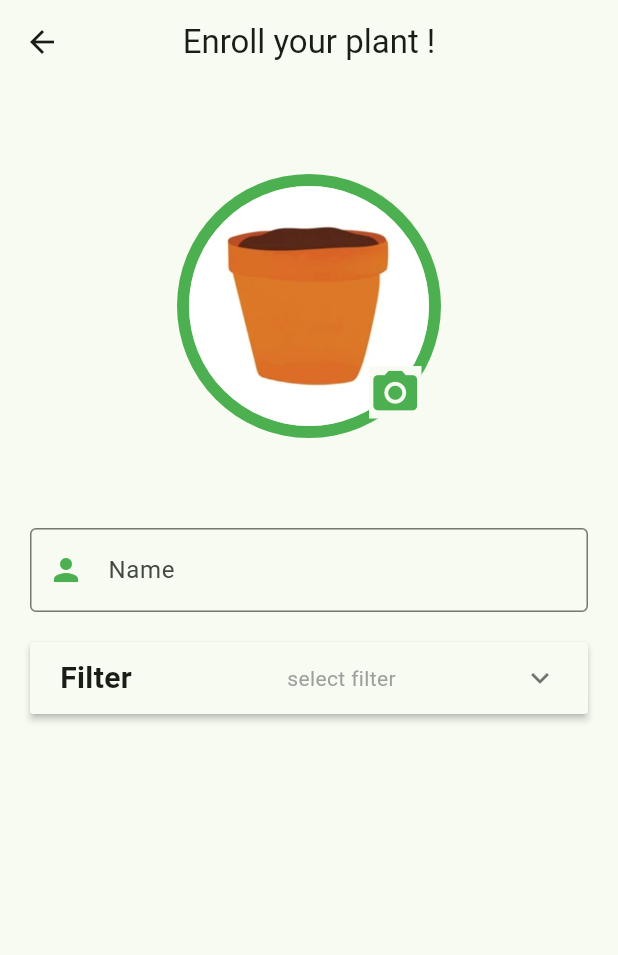
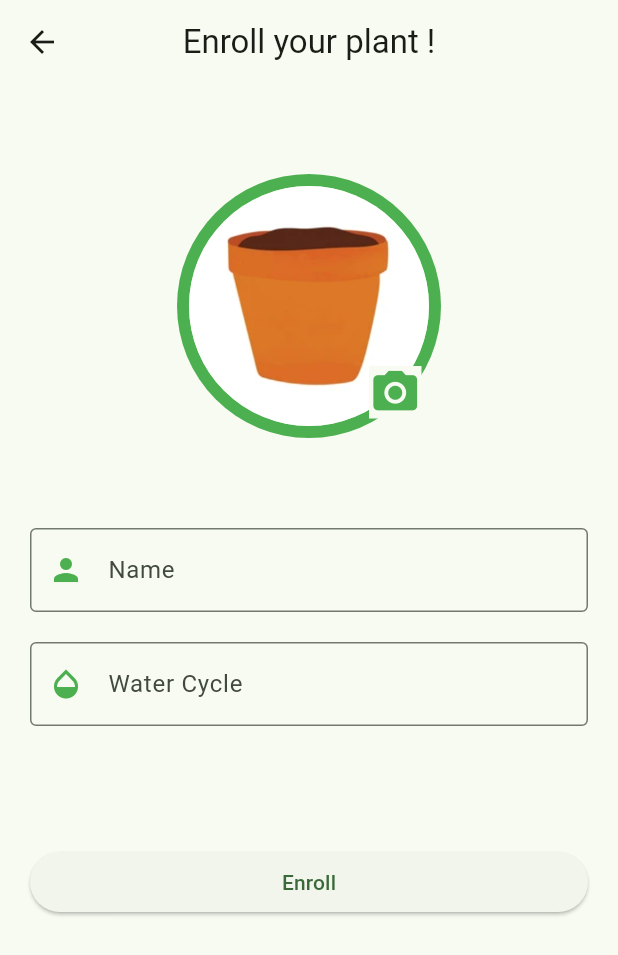
Before and after one commit to Jamie-JEP/waterMe, a Flutter app: the Enroll screen opened directly, on a phone screen of 412 x 824 dp. Shown: the top 955 px of the screen. Run offline on Flutter 3.47's test engine with Material 2 defaults, Android fonts, the phone set to English and light mode, and no system bars; our stand-ins replace cloud_firestore, email_validator, firebase_auth, firebase_core, getwidget, image_picker and 1 more; accounts and stored records are empty.

Commit message:
edit each page and added variable(name,waterCycle)

```diff
--- a/mdc_100_series/lib/enroll.dart
+++ b/mdc_100_series/lib/enroll.dart
@@ -1,111 +1,5 @@
 import 'package:flutter/material.dart';
 import 'package:shrine/home.dart';
-
-
-
-// class Enroll extends StatelessWidget {
-//   final _usernameController = TextEditingController();
-//   final _formkey = GlobalKey<FormState>();
-
-//   Widget build (BuildContext context) {
-//     return Scaffold(
-//       body: SafeArea(
-//         child:Form(
-//           key: _formkey,
-//           child: ListView(
-//             padding: const EdgeInsets.symmetric(horizontal: 30.0),
-//             children: <Widget>[
-//               const SizedBox(height: 50.0),
-//               imageProfile(),
-//               const SizedBox(height: 12.0),
-//               TextFormField(
-//                 controller: _usernameController,
-//                 decoration: const InputDecoration(
-//                   filled: true,
-//                   labelText: '식물의 이름을 적어주세요.',
-//                 ),
-//                 obscureText: true,
-//                 validator: (value) {
-//                   if (value ==null || value.isEmpty) {
-//                     return '식물의 이름을 적어주세요!';
-//                   }
-//                   return null;
-//                 },
-//               ),
-//               const SizedBox(height: 12.0),
-
-//               //const SizedBox(height: 20.0),
-//               OverflowBar(
-//                 alignment: MainAxisAlignment.end,
-//                 children: <Widget>[
-//                   ElevatedButton(
-//                     child: const Text('Enrollment'),
-//                     onPressed: () {
-//                       if (_formkey.currentState!.validate()){
-//                         Navigator.push(
-//                           context,
-//                           MaterialPageRoute(builder: (context) => HomePage()),
-//                         );
-//                       }
-//                     },
-//                   ),
-//                 ],
-//               ),
-//             ],
-//           ),
-//         ),
-//       ),
-//     );
-//   }
-// }
-
-
-// bool validateStructure(String value){
-//   String  pattern = r'^(?=.*?[a-zA-Z]{3,50})(?=.*?\d{3,50}).{6,}$';
-//   RegExp regExp = new RegExp(pattern);
-//   return regExp.hasMatch(value);
-// }
-
-
-// Widget imageProfile(BuildContext context) {
-//   return Center(
-//     child: Stack(
-//       children:<Widget>[
-//         // CircleAvatar(
-//         //   radius:80,
-//         //   backgroundImage :_imageFile==null
-//         //     ? AssetImage('assets/waterme_logo.png')
-//         //     : FileImage(File(_imageFile.path)),
-//         // ),
-//         Image.asset('assets/waterme_logo'),
-//         Positioned(
-//           bottom:20,
-//           right:20,
-//           child: InkWell(
-//             onTap:(){
-//               showModalBottomSheet(context:context, builder:((builder) => bottomSheet()));
-//             },
-//             child: Icon(
-//               Icons.camera_alt,
-//               color: Colors.blue,
-//               size:40,
-//             ),
-//           )
-//         )
-//       ]
-//     ),
-//   );
-// }
-
-
-
-
-
-// import 'dart:io';
-// import 'package:flutter/material.dart';
-// import 'package:image_picker/image_picker.dart';
-// import 'package:my_flutter_example_app/constants/constants.dart';
-// import 'package:my_flutter_example_app/widgets/widgets.dart';
 import 'dart:io';
 import 'package:image_picker/image_picker.dart';
 
@@ -136,7 +30,9 @@ class _EnrollState extends State<Enroll> {
             SizedBox(height: 60),
             nameTextField(),
             SizedBox(height: 20),
-            speciesField()
+            waterCycleField(),
+            SizedBox(height: 80),
+            ElevatedButton(child: Text("Enroll"), onPressed:(){}),
           ],
         )
       )
@@ -184,9 +80,28 @@ class _EnrollState extends State<Enroll> {
   }
 
 
+  final TextEditingController nameController = TextEditingController();
+  final TextEditingController waterCycleController = TextEditingController();
+
+  String name = '';
+  String waterCycle = '';
+
+  @override
+  void initState() {
+    super.initState();
+    nameController.addListener(updateName);
+    waterCycleController.addListener(updateWaterCycle);
+  }
+
+  void updateName() {
+    setState(() {
+      name = nameController.text;
+    });
+  }
 
   Widget nameTextField() {
     return TextFormField(
+      controller: nameController,
       decoration: InputDecoration(
         border: OutlineInputBorder(
           borderSide: BorderSide(
@@ -210,129 +125,40 @@ class _EnrollState extends State<Enroll> {
   }
 
 
-  bool _expanded = false;
-  bool _isChecked1 = false;
-  bool _isChecked2 = false;
-  bool _isChecked3 = false;
-
-  Widget speciesField() {
 
 
-    return ExpansionPanelList(
-      animationDuration: Duration(milliseconds: 500),
-      children: [
-        ExpansionPanel(
-          headerBuilder: (context, isExpanded) {
-            return Row(
-              children: [
-                SizedBox(width: 20),
-                Row(
-                  children: [
-                    Text(
-                      "Filter",
-                      style: TextStyle(
-                          fontWeight: FontWeight.bold,
-                        fontSize: 20
-                      ),
-                    ),
-                    SizedBox(width: 103.5),
-                    Text(
-                      "select filter",
-                      style: TextStyle(
-                          color: Colors.grey,
-                      ),
-                    ),
-                  ],
-                )
-              ],
-            );
-          },
 
-          body: Container(
-            margin: EdgeInsets.only(left: 130),
-            child: Column(
-              children : <Widget> [
-                Row(
-                  mainAxisAlignment: MainAxisAlignment.start,
-                  children :[
-                    Transform.scale(
-                      scale:1.5,
-                      child:Checkbox(
-                        value:_isChecked1,
-                        onChanged: (value) {
-                          setState(() {
-                            _isChecked1 = value ?? false;
-                          });
-                        },
-                      ),
-                    ),
-                    Text("No Kids Zone"),
-                  ],
-                ),
-                Row(
-                  mainAxisAlignment: MainAxisAlignment.start,
-                  children :[
-                    Transform.scale(
-                      scale:1.5,
-                      child:Checkbox(
-                        value:_isChecked2,
-                        onChanged: (value) {
-                          setState(() {
-                            _isChecked2 = value ?? false;
-                          });
-                        },
-                      ),
-                    ),
-                    Text("Pet-Friendly"),
-                  ],
-                ),
-                Row(
-                  mainAxisAlignment: MainAxisAlignment.start,
-                  children :[
-                    Transform.scale(
-                      scale:1.5,
-                      child:Checkbox(
-                        value:_isChecked3,
-                        onChanged: (value) {
-                          setState(() {
-                            _isChecked3 = value ?? false;
-                          });
-                        },
-                      ),
-                    ),
-                    Text("Free breakfast"),
-                  ],
-                ),
-              ],
-            ),
+
+  void updateWaterCycle() {
+    setState(() {
+      name = waterCycleController.text;
+    });
+  }
+
+  Widget waterCycleField() {
+    return TextFormField(
+      controller: waterCycleController,
+      decoration: InputDecoration(
+        border: OutlineInputBorder(
+          borderSide: BorderSide(
+            color: Colors.green,
           ),
-          isExpanded: _expanded,
-          canTapOnHeader: true,
         ),
-      ],
-      expandedHeaderPadding: EdgeInsets.all(0),
-      expansionCallback: (panelIndex, isExpanded) {
-        _expanded = !_expanded;
-        setState(() {
-
-        });
-      },
+        focusedBorder: OutlineInputBorder(
+          borderSide: BorderSide(
+            color: Colors.green,
+            width: 2,
+          ),
+        ),
+        prefixIcon: Icon(
+          Icons.opacity,
+          color: Colors.green,
+        ),
+        labelText: 'Water Cycle',
+        hintText: "Input water cycle(days)"
+      ),
     );
   }
-
-  void FlutterDialog() {
-      String checkedItems = '';
-      if (_isChecked1) {
-        checkedItems += 'No Kids Zone\n';
-      }
-      if (_isChecked2) {
-        checkedItems += 'Pet-Friendly\n';
-      }
-      if (_isChecked3) {
-        checkedItems += 'Free breakfast\n';
-      }
-  }
-
 
   Widget bottomSheet(BuildContext context) {
     return Container(
@@ -370,13 +196,6 @@ class _EnrollState extends State<Enroll> {
     );
   }
 
-
-  // takePhoto(ImageSource source) async {
-  //   final pickedFile = await _picker.getImage(source: source);
-  //   setState(() {
-  //     _imageFile = pickedFile;
-  //   });
-  // }
   takePhoto(ImageSource source) async {
     final pickedFile = await _picker.pickImage(source: source);
     setState(() {
--- a/mdc_100_series/lib/homepage.dart
+++ b/mdc_100_series/lib/homepage.dart
@@ -21,7 +21,6 @@ class NewHomePageState extends State<NewHomePage> {
 
   @override
   Widget build(BuildContext context) {
-
 
 
     return Scaffold(
```
